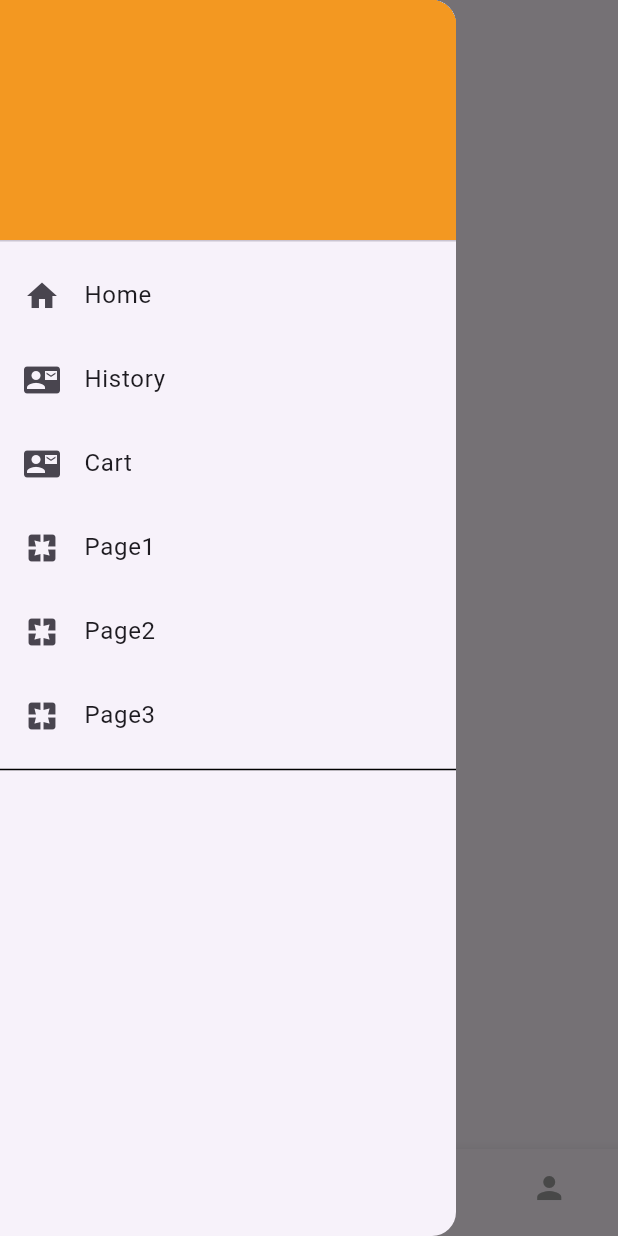
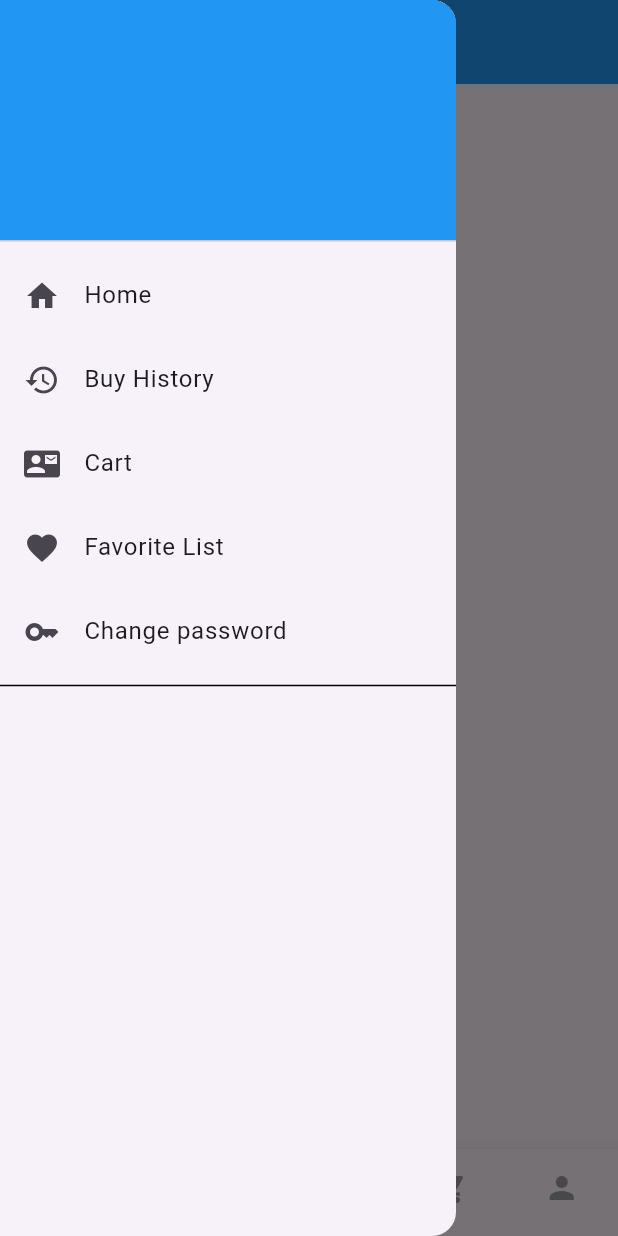
Before and after one commit to huyng39/flutter_thuchanh_08_09_10, a Flutter app: the Mainpage screen opened directly, with the side drawer open, on a phone screen of 412 x 824 dp. Run offline on Flutter 3.47's test engine with Material 3 defaults, Android fonts, the phone set to English and light mode, and no system bars; our stand-ins replace dio, form_field_validator, loading_animation_widget, shared_preferences; missing offline and left inert: dart:ffi; accounts and stored records are empty.

Commit message:
sửa UI

```diff
--- a/lib/mainpage.dart
+++ b/lib/mainpage.dart
@@ -51,13 +51,17 @@ class _MainpageState extends State<Mainpage> {
         nameWidgets = "Home";
         break;
       case 1:
+       nameWidgets = "Category";
+        break;
+      // nút all product dành cho việc thử nghiệm get list sản phẩm
+      case 2:
         {
           return const ProductWidget();
         }
-      case 2:
-        nameWidgets = "Info";
+      case 3:
+        nameWidgets = "Cart";
         break;
-      case 3:
+      case 4:
         {
           return const Detail();
         }
@@ -73,6 +77,8 @@ class _MainpageState extends State<Mainpage> {
     return Scaffold(
       appBar: AppBar(
         title: const Text("HL Mobile"),
+        backgroundColor: Colors.blue,
+        foregroundColor: Colors.white,
       ),
       drawer: Drawer(
         child: ListView(
@@ -81,7 +87,7 @@ class _MainpageState extends State<Mainpage> {
           children: [
             DrawerHeader(
               decoration: const BoxDecoration(
-                color: Color.fromARGB(255, 243, 152, 33),
+                color: Colors.blue,
               ),
               child: Column(
                 mainAxisAlignment: MainAxisAlignment.center,
@@ -96,7 +102,9 @@ class _MainpageState extends State<Mainpage> {
                   const SizedBox(
                     height: 8,
                   ),
-                  Text(user.fullName!),
+                  Text(user.fullName!,
+                      style:
+                          const TextStyle(color: Colors.white, fontSize: 20)),
                 ],
               ),
             ),
@@ -110,8 +118,8 @@ class _MainpageState extends State<Mainpage> {
               },
             ),
             ListTile(
-              leading: const Icon(Icons.contact_mail),
-              title: const Text('History'),
+              leading: const Icon(Icons.history),
+              title: const Text('Buy History'),
               onTap: () {
                 Navigator.pop(context);
                 _selectedIndex = 1;
@@ -128,8 +136,8 @@ class _MainpageState extends State<Mainpage> {
               },
             ),
             ListTile(
-              leading: const Icon(Icons.pages),
-              title: const Text('Page1'),
+              leading: const Icon(Icons.favorite),
+              title: const Text('Favorite List'),
               onTap: () {
                 Navigator.pop(context);
                 _selectedIndex = 0;
@@ -138,8 +146,8 @@ class _MainpageState extends State<Mainpage> {
               },
             ),
             ListTile(
-              leading: const Icon(Icons.pages),
-              title: const Text('Page2'),
+              leading: const Icon(Icons.key),
+              title: const Text('Change password'),
               onTap: () {
                 Navigator.pop(context);
                 _selectedIndex = 0;
@@ -147,16 +155,16 @@ class _MainpageState extends State<Mainpage> {
                     MaterialPageRoute(builder: (context) => const Page2()));
               },
             ),
-            ListTile(
-              leading: const Icon(Icons.pages),
-              title: const Text('Page3'),
-              onTap: () {
-                Navigator.pop(context);
-                _selectedIndex = 0;
-                Navigator.push(context,
-                    MaterialPageRoute(builder: (context) => const Page3()));
-              },
-            ),
+            // ListTile(
+            //   leading: const Icon(Icons.pages),
+            //   title: const Text('Page3'),
+            //   onTap: () {
+            //     Navigator.pop(context);
+            //     _selectedIndex = 0;
+            //     Navigator.push(context,
+            //         MaterialPageRoute(builder: (context) => const Page3()));
+            //   },
+            // ),
             const Divider(
               color: Colors.black,
             ),
@@ -179,11 +187,16 @@ class _MainpageState extends State<Mainpage> {
             label: 'Home',
           ),
           BottomNavigationBarItem(
-            icon: Icon(Icons.history),
+            icon: Icon(Icons.category),
             label: 'Category',
           ),
+          // nút all product dành cho việc thử nghiệm get list sản phẩm
           BottomNavigationBarItem(
-            icon: Icon(Icons.shop),
+            icon: Icon(Icons.inventory),
+            label: 'All product',
+          ),
+          BottomNavigationBarItem(
+            icon: Icon(Icons.shopping_cart),
             label: 'Cart',
           ),
           BottomNavigationBarItem(
@@ -192,7 +205,7 @@ class _MainpageState extends State<Mainpage> {
           ),
         ],
         currentIndex: _selectedIndex,
-        selectedItemColor: Colors.amber[800],
+        selectedItemColor: Colors.blue,
         unselectedItemColor: Colors.grey,
         onTap: _onItemTapped,
       ),
--- a/pubspec.yaml
+++ b/pubspec.yaml
@@ -13,6 +13,9 @@ dependencies:
   dio: ^5.4.0
   shared_preferences: ^2.2.2
   intl: ^0.17.0
+  modal_progress_hud_nsn: ^0.5.0
+  loading_animation_widget: ^1.2.1
+  form_field_validator: ^1.1.0
 
 dev_dependencies:
   flutter_test:
```
Also changed, not shown: lib/app/page/auth/login.dart (+17 -1 lines), lib/app/page/detail.dart (+12 -6 lines), lib/app/page/product/productwidget_2.dart (+20 -3 lines), lib/app/page/register.dart (+6 -1 lines), pubspec.lock.
